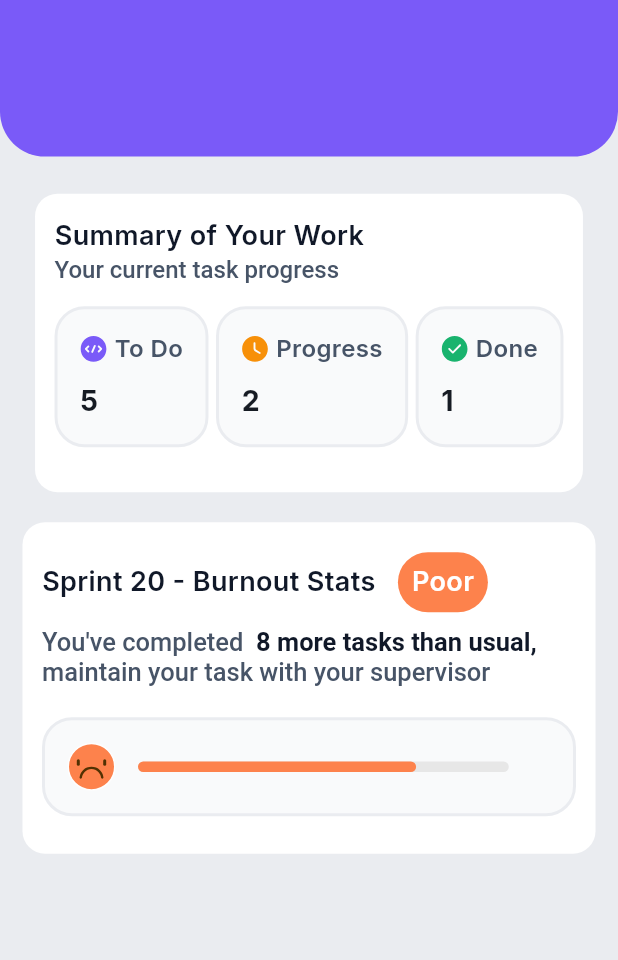
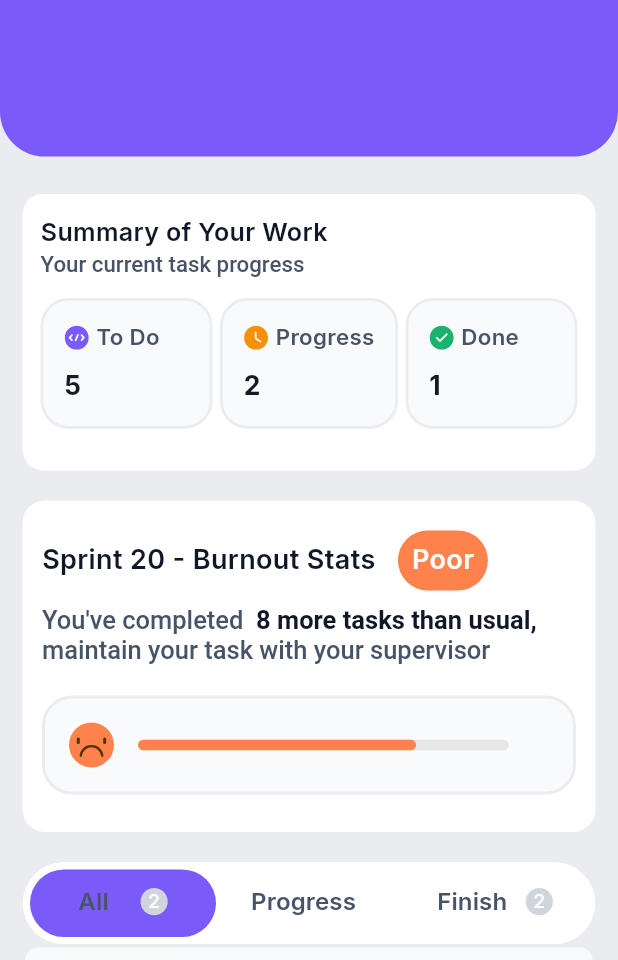
Before and after one commit to sammy002621/ui_hr_task_management, a Flutter app: the TaskProgressPage screen opened directly, on a phone screen of 412 x 824 dp, the part 276-1236 px from its top. Run offline on Flutter 3.47's test engine with Material 3 defaults, Android fonts, the phone set to English and light mode, and no system bars; our stand-ins replace dotted_border, flutter_bloc, flutter_otp_text_field, flutter_svg, google_fonts, hugeicons and 1 more; missing offline and left inert: avatar_stack.

Commit message:
finished task progress page

```diff
--- a/lib/main.dart
+++ b/lib/main.dart
@@ -2,6 +2,7 @@ import 'package:flutter/material.dart';
 import 'package:flutter_bloc/flutter_bloc.dart';
 import 'package:google_fonts/google_fonts.dart';
 import 'package:workmate/presentation/home/bloc/cubit/navigation_cubit.dart';
+import 'package:workmate/presentation/home/widgets/custom_tab_bar.dart';
 import 'package:workmate/presentation/onboarding/bloc/cubit/onboarding_cubit.dart';
 import 'package:workmate/presentation/onboarding/pages/splash_page.dart';
 
--- a/lib/presentation/home/presentation/home_page.dart
+++ b/lib/presentation/home/presentation/home_page.dart
@@ -127,7 +127,6 @@ class _HomePageState extends State<HomePage> {
                     children: [
                       // summary
                       Container(
-                        width: 370,
                         height: 150,
                         decoration: BoxDecoration(
                           borderRadius: BorderRadius.circular(20),
--- a/lib/presentation/home/presentation/task_progress_page.dart
+++ b/lib/presentation/home/presentation/task_progress_page.dart
@@ -6,6 +6,7 @@ import 'package:workmate/core/configs/theme/app_colors.dart';
 import 'package:workmate/presentation/home/widgets/centered_container.dart';
 import 'package:workmate/presentation/home/widgets/custom_card.dart';
 import 'package:workmate/presentation/home/widgets/custom_list_view.dart';
+import 'package:workmate/presentation/home/widgets/custom_tab_bar.dart';
 import 'package:workmate/presentation/home/widgets/fitted_total_working_hour.dart';
 import 'package:workmate/presentation/home/widgets/flag.dart';
 import 'package:workmate/presentation/home/widgets/half_background_container.dart';
@@ -37,7 +38,9 @@ class TaskProgressPage extends StatelessWidget {
       widget: Row(
         mainAxisAlignment: MainAxisAlignment.spaceBetween,
         children: [
-           CustomCard(
+           SizedBox(
+            width: screenWidth * 0.3,
+            child: CustomCard(
               title: 'To Do',
               description: "5",
               widget: SvgPicture.asset(
@@ -46,8 +49,9 @@ class TaskProgressPage extends StatelessWidget {
                 height: 18,
                 ),
             ),
+           ),
 
-const SizedBox(width: 5,),
+
            CustomCard(
               title: 'Progress',
               description: "2",
@@ -58,17 +62,19 @@ const SizedBox(width: 5,),
                 ),
             ),
 
-const SizedBox(width: 5,),
 
 
 
-          CustomCard(
+          SizedBox(
+            width: screenWidth * 0.3,
+            child: CustomCard(
                 title: 'Done',
                 description: "1",
                 widget: SvgPicture.asset(
                   AppVectors.task_progress_done,
                    width: 18,
                   height: 18,
+                  ),
               ),
           ),
 
@@ -174,6 +180,13 @@ belowWidgetSpace: 10,
 
 
 
+ SizedBox(
+  height: screenHeight * 0.5,
+  child: CustomTabBar(),
+  )
+
+
+
 
 
   ];
--- /dev/null
+++ b/lib/presentation/home/widgets/custom_tab_bar.dart
@@ -0,0 +1,88 @@
+import 'package:flutter/material.dart';
+import 'package:workmate/core/configs/theme/app_colors.dart';
+import 'package:workmate/presentation/home/widgets/custom_avatar_stack.dart';
+import 'package:workmate/presentation/home/widgets/tab_item.dart';
+import 'package:workmate/presentation/home/widgets/task.dart';
+import 'package:workmate/presentation/home/widgets/today_meeting.dart';
+import 'package:workmate/presentation/home/widgets/today_task.dart';
+
+class CustomTabBar extends StatelessWidget {
+  const CustomTabBar({super.key});
+
+  @override
+  Widget build(BuildContext context) {
+    return DefaultTabController(
+      length: 3,
+      child: Column(
+      children: [
+
+          ClipRRect(
+            borderRadius: const BorderRadius.all(Radius.circular(60)),
+            child: Container(
+              height: 55,
+              padding: const EdgeInsets.all(5),
+              decoration: BoxDecoration(
+                borderRadius: BorderRadius.all(Radius.circular(60)),
+                color: Colors.white,
+              ),
+              child: TabBar(
+                indicatorSize: TabBarIndicatorSize.tab,
+                dividerColor: Colors.transparent,
+                indicator: BoxDecoration(
+                  color: AppColors.primaryColor,
+                  borderRadius: BorderRadius.all(Radius.circular(60)),
+                ),
+                labelColor: Colors.white,
+                unselectedLabelColor: Colors.black54,
+                tabs: [
+                  TabItem(title: "All", count: '2'),
+                  TabItem(title: "Progress", count: '0'),
+                  TabItem(title: "Finish", count: '2'),
+                ],
+              ),
+            ),
+          ),
+
+        Expanded(
+          child: TabBarView(
+            children: [
+              Flexible(
+                child: ListView(
+                  children: [
+                    Task(
+                      title: "Wiring Dashboard Analytics",
+                      profiles: CustomAvatarStack(),
+                    ),
+                    const SizedBox(height: 20),
+                    Task(
+                      title: "Wiring Dashboard Analytics",
+                      profiles: CustomAvatarStack(),
+                    ),
+                  ],
+                ),
+              ),
+              Center(child: Text("No Progress Tasks")),
+              Flexible(
+                child: ListView(
+                  children: [
+
+                    Task(
+                      title: "Wiring Dashboard Analytics",
+                      profiles: CustomAvatarStack(),
+                    ),
+
+                    Task(
+                      title: "Wiring Dashboard Analytics",
+                      profiles: CustomAvatarStack(),
+                    ),
+                  ],
+                ),
+              ),
+            ],
+          ),
+        ),
+      ],
+    ),
+    );
+  }
+}
--- a/lib/presentation/home/widgets/fitted_total_working_hour.dart
+++ b/lib/presentation/home/widgets/fitted_total_working_hour.dart
@@ -23,6 +23,7 @@ class FittedTotalWorkingHour extends StatelessWidget {
     double screenWidth = MediaQuery.of(context).size.width;
     return FittedBox(
       child: Container(
+        width: screenWidth,
         decoration: BoxDecoration(
             color: Colors.white, borderRadius: BorderRadius.circular(15)),
         child: Padding(
--- /dev/null
+++ b/lib/presentation/home/widgets/tab_item.dart
@@ -0,0 +1,55 @@
+import 'package:flutter/material.dart';
+import 'package:workmate/core/configs/theme/app_colors.dart';
+
+class TabItem extends StatelessWidget {
+  final String title;
+  final String count;
+  const TabItem({super.key, required this.title, required this.count});
+
+  @override
+  Widget build(BuildContext context) {
+    return Tab(
+      child: Row(
+       mainAxisAlignment: MainAxisAlignment.spaceEvenly,
+        children: [
+          Text(
+            title,
+            style: TextStyle(
+              fontWeight: FontWeight.w600,
+              fontSize: 16,
+              color: AppColors.descriptionColor
+            ),
+            overflow: TextOverflow.ellipsis,
+            ),
+
+            int.parse(count) > 0 ?
+            FittedBox(
+              child: Container(
+              margin: const EdgeInsetsDirectional.only(start: 5),
+              padding: const EdgeInsets.all(5),
+              decoration: BoxDecoration(
+                color: const Color(0xffD0D5DD),
+                shape: BoxShape.circle
+              ),
+
+              child: Center(
+                child: Text(
+                 int.parse(count) > 9 ? '9+': count,
+                 style: TextStyle(
+                  color: Colors.white,
+                  fontSize: 13,
+                 ),
+                )
+              ),
+            ),
+            )
+
+
+
+
+            : SizedBox.shrink()
+        ],
+      ),
+    );
+  }
+}
--- a/lib/presentation/home/widgets/today_meeting.dart
+++ b/lib/presentation/home/widgets/today_meeting.dart
@@ -17,8 +17,8 @@ class TodayMeeting extends StatelessWidget {
   @override
   Widget build(BuildContext context) {
     return Container(
+     width: MediaQuery.of(context).size.width ,
       height: 370,
-      width: 370,
       decoration: BoxDecoration(
         borderRadius: BorderRadius.circular(10),
         color: Colors.white,
--- a/lib/presentation/onboarding/pages/splash_page.dart
+++ b/lib/presentation/onboarding/pages/splash_page.dart
@@ -68,7 +68,7 @@ class _SplashPageState extends State<SplashPage> {
               ],
             ),
             Align(
-              alignment: const Alignment(0, 1),
+              alignment: Alignment(0,0.9),
               child: Column(
                 mainAxisSize: MainAxisSize.min,
                 children: [
```
Lines whose indentation alone changed are shown as unchanged.
